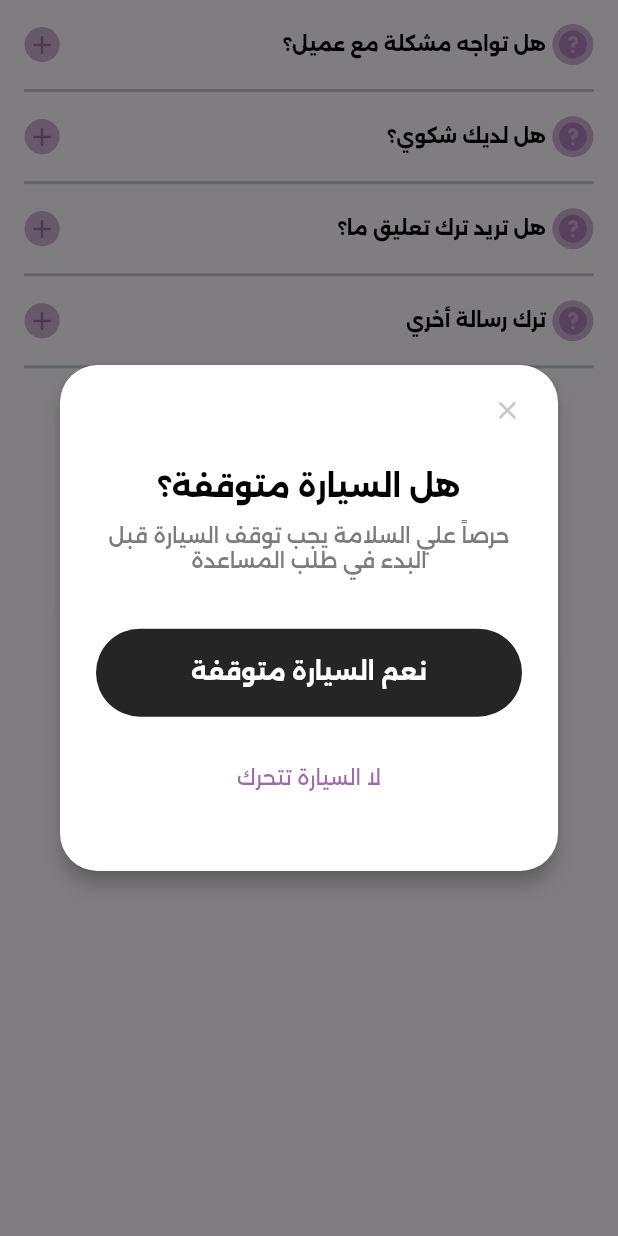
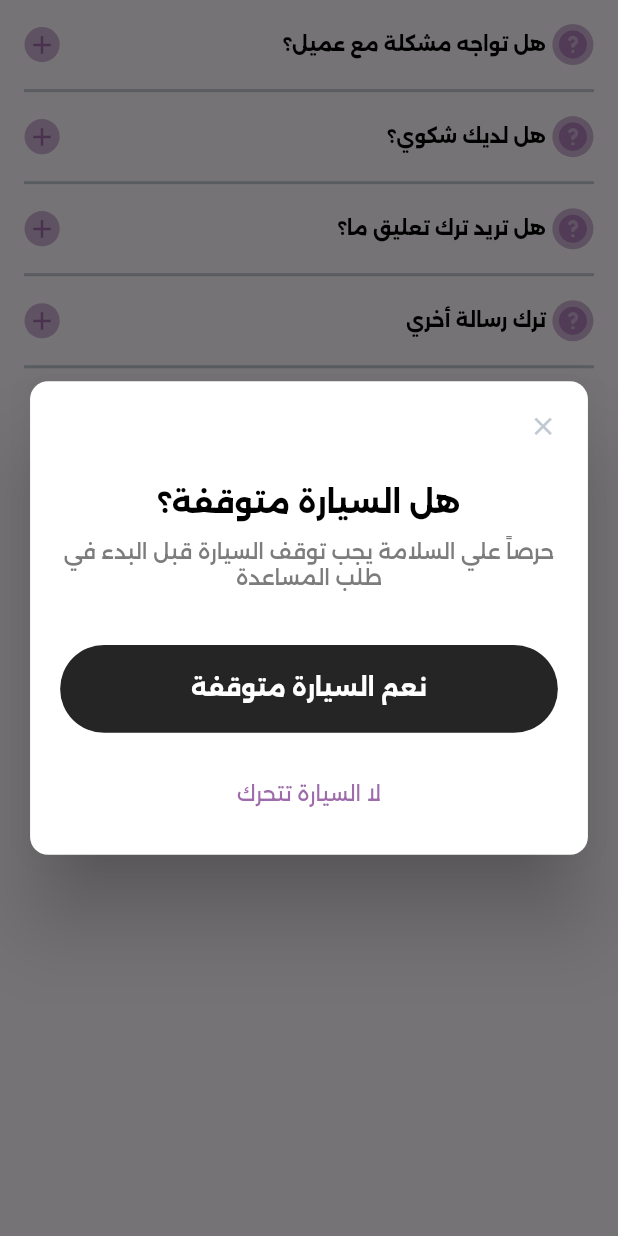
Before and after one commit to kTahaa96/go_limo_driver, a Flutter app: the HelpCenter screen opened directly, after a tap on "هل تواجه مشكلة مع عميل؟", on a phone screen of 412 x 824 dp. Run offline on Flutter 3.47's test engine with Material 2 defaults, Android fonts, the phone set to English and light mode, and no system bars; our stand-ins replace animate_do, bloc, country_picker, dartz, dio, flutter_bloc and 10 more; missing offline and left inert: dash_flags, google_maps_webservice, ua_client_hints; accounts and stored records are empty.

Commit message:
finish design

```diff
--- a/lib/feature/modules/help_center/widgets/question_item.dart
+++ b/lib/feature/modules/help_center/widgets/question_item.dart
@@ -14,14 +14,14 @@ class QuestionRowItem extends StatelessWidget {
 
   @override
   Widget build(BuildContext context) {
-    return SizedBox(
+    return InkWell(
+      onTap: () {
+        PopupHelper.gShowDialog(context: context, content: const StopCarDialog());
+      },
+      child: SizedBox(
         child: Column(
           children: [
-          InkWell(
-            onTap: () {
-              PopupHelper.showDialog(context: context, content: const StopCarDialog());
-            },
-            child: Row(
+            Row(
               mainAxisAlignment: MainAxisAlignment.spaceBetween,
               children: [
                 Row(
@@ -56,7 +56,6 @@ class QuestionRowItem extends StatelessWidget {
                     )),
               ],
             ),
-          ),
             Container(
               width: double.infinity,
               height: 2,
@@ -64,6 +63,7 @@ class QuestionRowItem extends StatelessWidget {
               margin: const EdgeInsets.symmetric(vertical: 16),
             ),
           ],
+        ),
       ),
     );
   }
--- a/lib/feature/modules/home/home_page_screen.dart
+++ b/lib/feature/modules/home/home_page_screen.dart
@@ -20,9 +20,7 @@ class HomePageScreen extends StatelessWidget {
       child: BlocBuilder<HomeCubit, HomeState>(
         builder: (context, state) {
           final cubit = HomeCubit.of(context);
-          return SingleChildScrollView(
-            physics: const NeverScrollableScrollPhysics(),
-            child: Column(
+          return Column(
             children: [
               Container(
                 width: double.infinity,
@@ -62,7 +60,9 @@ class HomePageScreen extends StatelessWidget {
                   ],
                 ),
               ),
-                ListView.separated(
+              SizedBox(
+                height: 240.h,
+                child: ListView.separated(
                   padding:  EdgeInsets.symmetric(horizontal: 16.w),
                     shrinkWrap: true,
                     // physics: const NeverScrollableScrollPhysics(),
@@ -72,9 +72,9 @@ class HomePageScreen extends StatelessWidget {
                       );
                     },
                     separatorBuilder: (context, index) => Divider(),
-                    itemCount: cubit.notificationList.length)
+                    itemCount: cubit.notificationList.length),
+              )
             ],
-            ),
           );
         },
       ),
--- a/lib/helpers/ui_helpers/popup_helper.dart
+++ b/lib/helpers/ui_helpers/popup_helper.dart
@@ -2,31 +2,34 @@ import 'package:flutter/material.dart';
 import 'package:flutter_screenutil/flutter_screenutil.dart';
 
 class PopupHelper {
-  static Future<bool?> showDialog({
+  static gShowDialog({
     required BuildContext context,
     required Widget content,
     bool? barrierDismissible,
-    List<Widget>? options,
-  }) async {
-    return await showGeneralDialog(
+  }) {
+    showDialog(
+      barrierDismissible: barrierDismissible ?? false,
+      useSafeArea: true,
       context: context,
-      barrierDismissible: barrierDismissible ?? false,
-      pageBuilder: (ctx, a1, a2) {
-        return Container();
-      },
-      transitionBuilder: (ctx, a1, a2, child) {
-        var curve = Curves.easeInOut.transform(a1.value);
-        return Transform.scale(
-          scale: curve,
-          child: AlertDialog(
-            alignment: Alignment.center,
-            elevation: 5,
-            shape: RoundedRectangleBorder(borderRadius: BorderRadius.circular(25)),
-            content: SizedBox(width: 388.w, child: content),
+      builder: (BuildContext context) => AnimatedContainer(
+        duration: const Duration(milliseconds: 300),
+        curve: Curves.bounceIn,
+        decoration: BoxDecoration(
+          borderRadius: BorderRadius.circular(12.0),
+        ),
+        child: Dialog(
+          insetPadding: EdgeInsets.all(20.w),
+          shape: RoundedRectangleBorder(
+            borderRadius: BorderRadius.circular(12.0),
           ),
-        );
-      },
-      transitionDuration: const Duration(milliseconds: 300),
+          child: Container(
+            width: double.infinity,
+            height: 323.h,
+            padding: EdgeInsets.all(20.w),
+            child: content,
+          ),
+        ),
+      ),
     );
   }
 }
```
Lines whose indentation alone changed are shown as unchanged.
